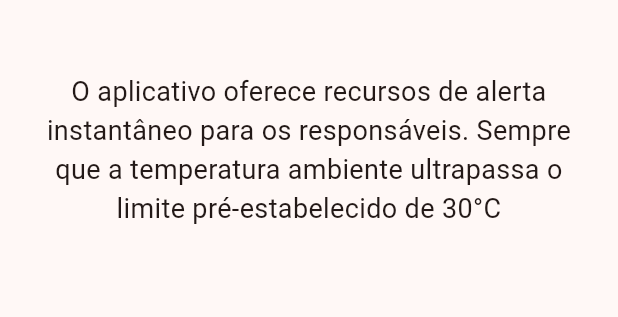
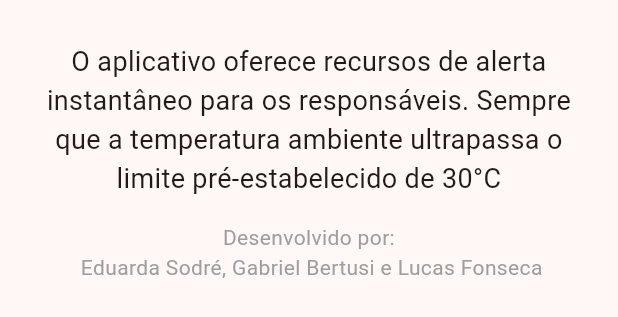
Before and after one commit to fonsecaBarreto/Envirosense-Temperature-Alert-System, a Flutter app: the InfoModal widget shown alone on an empty page, opened directly, on a phone screen of 412 x 824 dp. Shown: the top 317 px of the screen. Run offline on Flutter 3.47's test engine with Material 2 defaults, Android fonts, the phone set to English and light mode, and no system bars; our stand-ins replace audioplayers; network calls fail.

Commit message:
style: styling

```diff
--- a/app-trablho/flutter_application_sig/lib/controllers/homeController.dart
+++ b/app-trablho/flutter_application_sig/lib/controllers/homeController.dart
@@ -18,7 +18,7 @@ class Metrics {
 
   @override
   String toString() {
-    return "${this.timestamp} - ${this.humidity} - ${this.temperature}";
+    return "${this.temperature}°C  -  ${this.humidity}%";
   }
 }
 
--- a/app-trablho/flutter_application_sig/lib/screens/InfoModal.dart
+++ b/app-trablho/flutter_application_sig/lib/screens/InfoModal.dart
@@ -24,11 +24,13 @@ class _InfoModalState extends State<InfoModal> {
   @override
   Widget build(BuildContext context) {
     return Container(
-      height: 200,
-      child: const Center(
-        child: Padding(
-          padding: const EdgeInsets.all(22.0),
-          child: Text(
+      height: 220,
+      padding: EdgeInsets.all(20.0),
+      child: Center(
+        child: Column(
+          children: [
+            const SizedBox(height: 8.0),
+            Text(
               'O aplicativo oferece recursos de alerta instantâneo para os responsáveis. Sempre que a temperatura ambiente ultrapassa o limite pré-estabelecido de 30°C',
               style: TextStyle(
                 fontSize: 18,
@@ -36,6 +38,16 @@ class _InfoModalState extends State<InfoModal> {
               ),
               textAlign: TextAlign.center,
             ),
+            const SizedBox(height: 16.0),
+            Text(
+              "Desenvolvido por:\n Eduarda Sodré, Gabriel Bertusi e Lucas Fonseca ",
+              style: TextStyle(
+                  fontSize: 14,
+                  color: Colors.grey,
+                  fontWeight: FontWeight.normal),
+              textAlign: TextAlign.center,
+            ),
+          ],
         ),
       ),
     );
```
Also changed, not shown: app-trablho/flutter_application_sig/lib/screens/HomeScreen.dart (+57 -39 lines), app-trablho/flutter_application_sig/assets/images/puls10.gif (added), app-trablho/flutter_application_sig/assets/images/pulse7.gif (added), app-trablho/flutter_application_sig/assets/images/pulse8.webp (added), app-trablho/flutter_application_sig/assets/images/pulse9.gif (added). Lines whose indentation alone changed are shown as unchanged.
